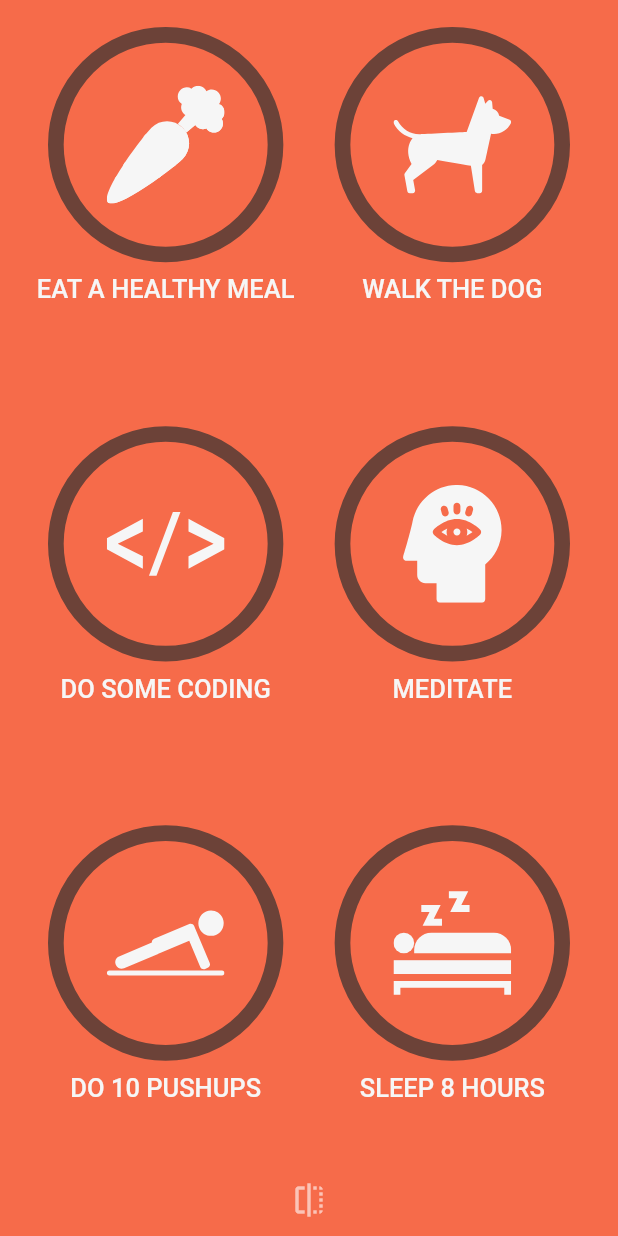
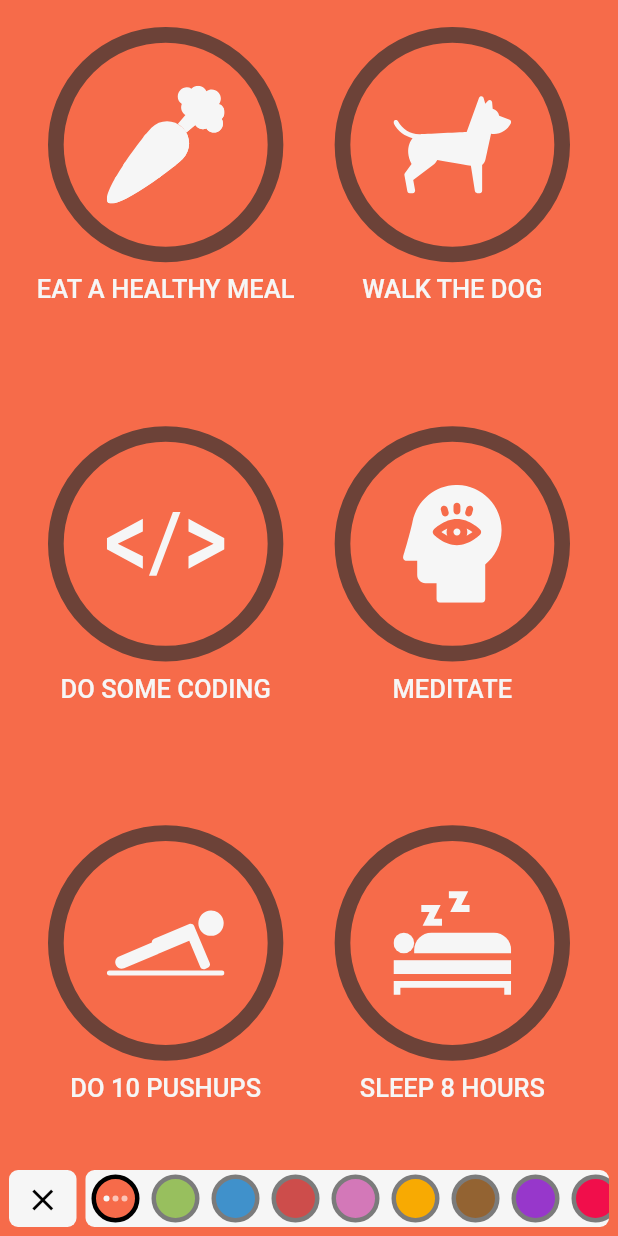
Before and after one commit to mohamedelbendary228/Daily-Habits-Tracker, a Flutter app: the screen it shows after launch, on a phone screen of 412 x 824 dp. Run offline on Flutter 3.47's test engine with Material 2 defaults, Android fonts, the phone set to English and light mode, and no system bars; our stand-ins replace flutter_riverpod, flutter_svg, hive, hive_flutter; accounts and stored records are empty; Roboto replaces fonts that are missing (Helvetica Neue).

Commit message:
Add App theming base

```diff
--- /dev/null
+++ b/lib/models/app_theme_settings.dart
@@ -0,0 +1,42 @@
+import 'package:habit_tracker_flutter/constants/app_colors.dart';
+import 'package:habit_tracker_flutter/models/front_or_back_side.dart';
+import 'package:habit_tracker_flutter/ui/theming/app_theme.dart';
+import 'package:hive/hive.dart';
+
+part 'app_theme_settings.g.dart';
+
+@HiveType(typeId: 2)
+class AppThemeSettings {
+  AppThemeSettings({required this.colorIndex, required this.variantIndex});
+  factory AppThemeSettings.defaults(FrontOrBackSide side) {
+    return AppThemeSettings(
+      colorIndex: 0,
+      variantIndex: side == FrontOrBackSide.front ? 0 : 2,
+    );
+  }
+  // Index used to reference one of the colors in AppColors
+  // Can range between 0 and AppColors.allColors.length - 1
+  @HiveField(0)
+  final int colorIndex;
+
+  // Index used to reference the currently selected variant for each color
+  // Can range between 0 and 2
+  @HiveField(1)
+  final int variantIndex;
+
+  AppThemeSettings copyWith({
+    int? colorIndex,
+    int? variantIndex,
+  }) {
+    return AppThemeSettings(
+      colorIndex: colorIndex ?? this.colorIndex,
+      variantIndex: variantIndex ?? this.variantIndex,
+    );
+  }
+
+  // actual AppThemeData object to be used by widgets
+  AppThemeData get themeData {
+    final variants = AppThemeVariants(AppColors.allSwatches[colorIndex]);
+    return variants.themes[variantIndex];
+  }
+}
--- /dev/null
+++ b/lib/models/front_or_back_side.dart
@@ -0,0 +1,7 @@
+import 'package:flutter_riverpod/flutter_riverpod.dart';
+
+enum FrontOrBackSide { front, back }
+
+final frontOrBackSideProvider = Provider<FrontOrBackSide>((_) {
+  throw UnimplementedError();
+});
--- a/lib/persistence/hive_data_store.dart
+++ b/lib/persistence/hive_data_store.dart
@@ -1,4 +1,6 @@
 import 'package:flutter/foundation.dart';
+import 'package:habit_tracker_flutter/models/app_theme_settings.dart';
+import 'package:habit_tracker_flutter/models/front_or_back_side.dart';
 import 'package:habit_tracker_flutter/models/task.dart';
 import 'package:habit_tracker_flutter/models/task_state.dart';
 import 'package:hive_flutter/hive_flutter.dart';
@@ -6,8 +8,9 @@ import 'package:hive_flutter/hive_flutter.dart';
 class HiveDataStore {
   static const forntTasksBoxName = 'frontTasks';
   static const backTasksBoxName = 'backTasks';
-
   static const taskStateBoxName = 'tasksState';
+  static const frontAppThemeBoxName = 'frontAppTheme';
+  static const backAppThemeBoxName = 'backAppTheme';
   static String taskStateKey(String key) => 'taskState/$key';
 
   Future<void> init() async {
@@ -66,4 +69,24 @@ class HiveDataStore {
     final key = taskStateKey(task.id);
     return box.get(key) ?? TaskState(taskId: task.id, completed: false);
   }
+
+  Future<void> setAppThemeSettings(
+      {required AppThemeSettings settings,
+      required FrontOrBackSide side}) async {
+    final themeKey = side == FrontOrBackSide.front
+        ? frontAppThemeBoxName
+        : backAppThemeBoxName;
+    final box = Hive.box<AppThemeSettings>(themeKey);
+    await box.put(themeKey, settings);
+  }
+
+  Future<AppThemeSettings> appThemeSettings(
+      {required FrontOrBackSide side}) async {
+    final themeKey = side == FrontOrBackSide.front
+        ? frontAppThemeBoxName
+        : backAppThemeBoxName;
+    final box = Hive.box<AppThemeSettings>(themeKey);
+    final settings = box.get(themeKey);
+    return settings ?? AppThemeSettings.defaults(side);
+  }
 }
--- a/lib/ui/home/home_page.dart
+++ b/lib/ui/home/home_page.dart
@@ -4,7 +4,6 @@ import 'package:habit_tracker_flutter/models/task.dart';
 import 'package:habit_tracker_flutter/provider/providers.dart';
 import 'package:habit_tracker_flutter/ui/home/page_flip_builder.dart';
 import 'package:habit_tracker_flutter/ui/home/tasks_grid_page.dart';
-import 'package:habit_tracker_flutter/ui/theming/app_theme.dart';
 import 'package:hive_flutter/hive_flutter.dart';
 
 class HomePage extends StatefulWidget {
--- a/lib/ui/home/home_page_bottom_options.dart
+++ b/lib/ui/home/home_page_bottom_options.dart
@@ -17,6 +17,7 @@ class HomePageBottomOptions extends StatelessWidget {
             color: AppTheme.of(context).settingsLabel,
           ),
         ),
+
       ],
     );
   }
--- a/lib/ui/home/tasks_grid_page.dart
+++ b/lib/ui/home/tasks_grid_page.dart
@@ -1,8 +1,12 @@
 import 'package:flutter/material.dart';
+import 'package:habit_tracker_flutter/models/app_theme_settings.dart';
 import 'package:habit_tracker_flutter/models/task.dart';
 import 'package:habit_tracker_flutter/models/task_preset.dart';
 import 'package:habit_tracker_flutter/ui/home/home_page_bottom_options.dart';
 import 'package:habit_tracker_flutter/ui/home/tasks_grid.dart';
+import 'package:habit_tracker_flutter/ui/sliding_panel/sliding_panel.dart';
+import 'package:habit_tracker_flutter/ui/sliding_panel/theme_selection_close.dart';
+import 'package:habit_tracker_flutter/ui/sliding_panel/theme_selection_list.dart';
 import 'package:habit_tracker_flutter/ui/theming/app_theme.dart';
 
 class TasksGridPage extends StatelessWidget {
@@ -17,15 +21,49 @@ class TasksGridPage extends StatelessWidget {
   @override
   Widget build(BuildContext context) {
     return Scaffold(
-        backgroundColor: AppTheme.of(context).primary,
-        body: SafeArea(child: TasksGridContent(tasks: tasks, onFlip: onFlip)));
+      backgroundColor: AppTheme.of(context).primary,
+      body: SafeArea(
+        child: Stack(
+          children: [
+            TasksGridContents(tasks: tasks, onFlip: onFlip),
+            Positioned(
+              bottom: 6,
+              left: 0,
+              width: SlidingPanel.leftPanelFixedWidth,
+              child: SlidingPanel(
+                direction: SlideDirection.leftToRight,
+                child: ThemeSelectionClose(),
+              ),
+            ),
+            Positioned(
+              bottom: 6,
+              right: 0,
+              width: MediaQuery.of(context).size.width -
+                  SlidingPanel.leftPanelFixedWidth,
+              child: SlidingPanel(
+                direction: SlideDirection.rightToLeft,
+                child: ThemeSelectionList(
+                  currentThemeSettings: AppThemeSettings(
+                    colorIndex: 0,
+                    variantIndex: 0,
+                  ),
+                  availableWidth: MediaQuery.of(context).size.width -
+                      SlidingPanel.leftPanelFixedWidth -
+                      SlidingPanel.paddingWidth,
+                ),
+              ),
+            ),
+          ],
+        ),
+      ),
+    );
   }
 }
 
-class TasksGridContent extends StatelessWidget {
+class TasksGridContents extends StatelessWidget {
   final List<Task> tasks;
   final VoidCallback? onFlip;
-  const TasksGridContent({Key? key, required this.tasks, this.onFlip})
+  const TasksGridContents({Key? key, required this.tasks, this.onFlip})
       : super(key: key);
 
   @override
--- /dev/null
+++ b/lib/ui/sliding_panel/sliding_panel.dart
@@ -0,0 +1,36 @@
+import 'package:flutter/material.dart';
+import 'package:habit_tracker_flutter/ui/theming/app_theme.dart';
+
+enum SlideDirection {
+  leftToRight,
+  rightToLeft,
+}
+
+class SlidingPanel extends StatelessWidget {
+  const SlidingPanel({Key? key, this.child, required this.direction})
+      : super(key: key);
+  final Widget? child;
+  final SlideDirection direction;
+
+  static const paddingWidth = 9.0;
+  static const leftPanelFixedWidth = 54.0;
+
+  EdgeInsets get padding => direction == SlideDirection.rightToLeft
+      ? EdgeInsets.only(left: 3, right: 6)
+      : EdgeInsets.only(left: 6, right: 3);
+
+  @override
+  Widget build(BuildContext context) {
+    return Padding(
+      padding: padding,
+      child: Container(
+        height: 38,
+        decoration: BoxDecoration(
+          color: AppTheme.of(context).accent,
+          borderRadius: BorderRadius.all(Radius.circular(6)),
+        ),
+        child: child,
+      ),
+    );
+  }
+}
--- /dev/null
+++ b/lib/ui/sliding_panel/theme_selection_close.dart
@@ -0,0 +1,18 @@
+import 'package:flutter/material.dart';
+import 'package:habit_tracker_flutter/ui/theming/app_theme.dart';
+
+class ThemeSelectionClose extends StatelessWidget {
+  const ThemeSelectionClose({Key? key, this.onClose}) : super(key: key);
+  final VoidCallback? onClose;
+
+  @override
+  Widget build(BuildContext context) {
+    return IconButton(
+      onPressed: onClose,
+      icon: Icon(
+        Icons.close,
+        color: AppTheme.of(context).accentNegative,
+      ),
+    );
+  }
+}
--- /dev/null
+++ b/lib/ui/sliding_panel/theme_selection_dots.dart
@@ -0,0 +1,40 @@
+import 'package:flutter/material.dart';
+import 'package:habit_tracker_flutter/constants/app_colors.dart';
+
+class ThemeSelectionDots extends StatelessWidget {
+  const ThemeSelectionDots({Key? key, required this.selectedVariantIndex})
+      : super(key: key);
+  final int selectedVariantIndex;
+
+  @override
+  Widget build(BuildContext context) {
+    return Row(
+      mainAxisAlignment: MainAxisAlignment.center,
+      children: [
+        ThemeSelectionDot(isSelected: selectedVariantIndex == 0),
+        SizedBox(width: 2.0),
+        ThemeSelectionDot(isSelected: selectedVariantIndex == 1),
+        SizedBox(width: 2.0),
+        ThemeSelectionDot(isSelected: selectedVariantIndex == 2),
+      ],
+    );
+  }
+}
+
+class ThemeSelectionDot extends StatelessWidget {
+  const ThemeSelectionDot({Key? key, required this.isSelected})
+      : super(key: key);
+  final bool isSelected;
+
+  @override
+  Widget build(BuildContext context) {
+    return Container(
+      width: 4,
+      height: 4,
+      decoration: BoxDecoration(
+        shape: BoxShape.circle,
+        color: isSelected ? AppColors.white : AppColors.white60,
+      ),
+    );
+  }
+}
--- /dev/null
+++ b/lib/ui/sliding_panel/theme_selection_list.dart
@@ -0,0 +1,65 @@
+import 'dart:math';
+
+import 'package:flutter/material.dart';
+import 'package:habit_tracker_flutter/constants/app_colors.dart';
+import 'package:habit_tracker_flutter/models/app_theme_settings.dart';
+import 'package:habit_tracker_flutter/ui/sliding_panel/theme_variant_picker.dart';
+
+class ThemeSelectionList extends StatefulWidget {
+  const ThemeSelectionList({
+    Key? key,
+    required this.currentThemeSettings,
+    required this.availableWidth,
+    this.onColorIndexSelected,
+    this.onVariantIndexSelected,
+  }) : super(key: key);
+  final AppThemeSettings currentThemeSettings;
+  final double availableWidth;
+  final ValueChanged<int>? onColorIndexSelected;
+  final ValueChanged<int>? onVariantIndexSelected;
+
+  @override
+  _ThemeSelectionListState createState() => _ThemeSelectionListState();
+}
+
+class _ThemeSelectionListState extends State<ThemeSelectionList> {
+  late final _controller = ScrollController(initialScrollOffset: scrollOffset);
+
+  double get scrollOffset {
+    final contentWidth =
+        ThemeVariantPicker.itemSize * AppColors.allSwatches.length;
+    final selectedIndex = widget.currentThemeSettings.colorIndex;
+    final offset = ThemeVariantPicker.itemSize * selectedIndex -
+        (widget.availableWidth / 2 - ThemeVariantPicker.itemSize / 2);
+    return max(min(offset, contentWidth - widget.availableWidth), 0);
+  }
+
+  @override
+  Widget build(BuildContext context) {
+    final allColors = AppColors.allSwatches.map((swatch) => swatch[0]).toList();
+    return ListView(
+      controller: _controller,
+      scrollDirection: Axis.horizontal,
+      children: [
+        for (final color in allColors)
+          ThemeVariantPicker(
+            color: color,
+            isSelected: widget.currentThemeSettings.colorIndex ==
+                allColors.indexOf(color),
+            selectedVariantIndex: widget.currentThemeSettings.variantIndex,
+            onColorSelected: (color) {
+              final newIndex = allColors.indexOf(color);
+              final previousIndex = widget.currentThemeSettings.colorIndex;
+              if (previousIndex != newIndex) {
+                widget.onColorIndexSelected?.call(allColors.indexOf(color));
+              } else {
+                final newVariantIndex =
+                    (widget.currentThemeSettings.variantIndex + 1) % 3;
+                widget.onVariantIndexSelected?.call(newVariantIndex);
+              }
+            },
+          ),
+      ],
+    );
+  }
+}
--- /dev/null
+++ b/lib/ui/sliding_panel/theme_variant_picker.dart
@@ -0,0 +1,47 @@
+import 'package:flutter/material.dart';
+import 'package:habit_tracker_flutter/ui/sliding_panel/theme_selection_dots.dart';
+import 'package:habit_tracker_flutter/ui/theming/app_theme.dart';
+
+class ThemeVariantPicker extends StatelessWidget {
+  const ThemeVariantPicker(
+      {Key? key,
+      required this.color,
+      required this.isSelected,
+      required this.selectedVariantIndex,
+      this.onColorSelected})
+      : super(key: key);
+  final Color color;
+  final bool isSelected;
+  final int selectedVariantIndex;
+  final ValueChanged<Color>? onColorSelected;
+
+  static const double size = 32.0;
+  static const double padding = 4.0;
+  static const double itemSize = size + padding * 2;
+
+  @override
+  Widget build(BuildContext context) {
+    final themeData = AppTheme.of(context);
+    final borderColor = isSelected
+        ? themeData.accentNegative
+        : themeData.inactiveThemePanelRing;
+    return GestureDetector(
+      onTap: () => onColorSelected?.call(color),
+      child: Padding(
+        padding: EdgeInsets.symmetric(horizontal: padding),
+        child: Container(
+          width: size,
+          height: size,
+          decoration: BoxDecoration(
+            shape: BoxShape.circle,
+            color: color,
+            border: Border.all(width: 3.0, color: borderColor),
+          ),
+          child: isSelected
+              ? ThemeSelectionDots(selectedVariantIndex: selectedVariantIndex)
+              : null,
+        ),
+      ),
+    );
+  }
+}
--- a/pubspec.yaml
+++ b/pubspec.yaml
@@ -31,7 +31,6 @@ dependencies:
   hive: ^2.2.2
   hive_flutter: ^1.1.0
   modal_bottom_sheet: 2.0.0
-  page_flip_builder: 0.1.3
   uuid: ^3.0.5
 
 dev_dependencies:
```
Also changed, not shown: lib/models/app_theme_settings.g.dart (added), pubspec.lock.
